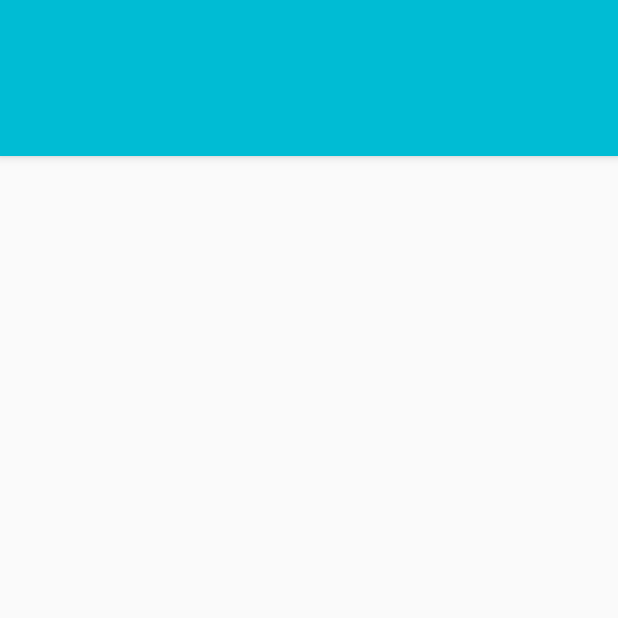
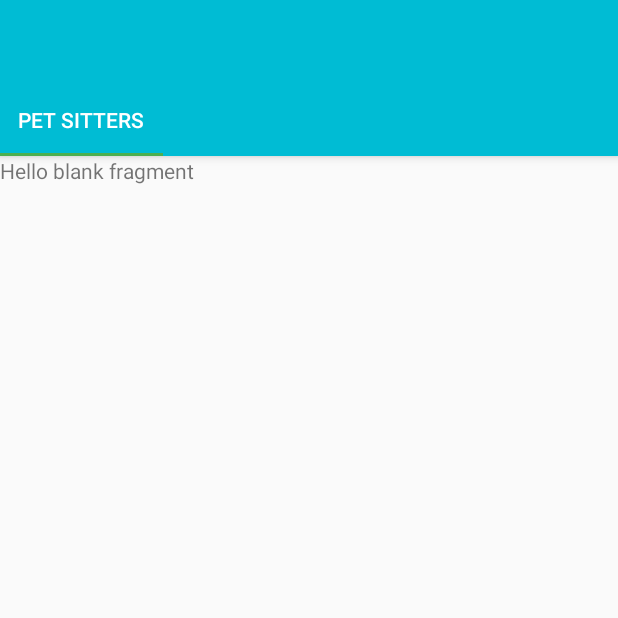
Before and after one commit to FihlaTV/PetSitter2, an Android app: the OwnerHomeActivity screen opened directly, with no data from a screen before it, on a phone screen of 412 x 824 dp, the top half of it. Run offline under Robolectric (Android 15) with nearby library versions, the light colour scheme and no system bars; our stand-ins replace ButterKnife; libraries missing offline, so code that uses them is left out: io.realm; 6 statements that could not run were skipped.

Commit message:
Created fragment for

```diff
--- a/app/build.gradle
+++ b/app/build.gradle
@@ -36,10 +36,14 @@ dependencies {
     testCompile "org.powermock:powermock-classloading-xstream:1.6.4"
     testCompile 'io.reactivex:rxjava:1.1.0'
 
+    apt 'com.google.dagger:dagger-compiler:2.2'
+    apt 'com.jakewharton:butterknife-compiler:8.0.1'
+
     compile 'com.android.support:appcompat-v7:23.3.0'
+    compile 'com.android.support:cardview-v7:23.3.0'
     compile 'com.android.support:design:23.3.0'
     compile 'com.android.support:recyclerview-v7:23.3.0'
-    compile 'com.android.support:cardview-v7:23.3.0'
+    compile 'com.android.support:support-v4:23.3.0'
     compile 'com.jakewharton:butterknife:8.0.1'
     compile 'com.facebook.stetho:stetho:1.3.1'
     compile 'com.facebook.stetho:stetho-okhttp3:1.3.1'
@@ -50,7 +54,4 @@ dependencies {
     compile 'com.google.android.gms:play-services-gcm:8.4.0'
     compile 'javax.annotation:jsr250-api:1.0'
     compile 'io.reactivex:rxjava:1.1.0'
-
-    apt 'com.google.dagger:dagger-compiler:2.2'
-    apt 'com.jakewharton:butterknife-compiler:8.0.1'
 }
--- /dev/null
+++ b/app/src/main/java/com/zekisanmobile/petsitter2/fragment/SittersFragment.java
@@ -0,0 +1,20 @@
+package com.zekisanmobile.petsitter2.fragment;
+
+import android.os.Bundle;
+import android.support.v4.app.Fragment;
+import android.view.LayoutInflater;
+import android.view.View;
+import android.view.ViewGroup;
+
+import com.zekisanmobile.petsitter2.R;
+
+public class SittersFragment extends Fragment {
+
+    public SittersFragment() {}
+
+    @Override
+    public View onCreateView(LayoutInflater inflater, ViewGroup container,
+                             Bundle savedInstanceState) {
+        return inflater.inflate(R.layout.fragment_sitters, container, false);
+    }
+}
--- a/app/src/main/java/com/zekisanmobile/petsitter2/view/owner/OwnerHomeActivity.java
+++ b/app/src/main/java/com/zekisanmobile/petsitter2/view/owner/OwnerHomeActivity.java
@@ -8,6 +8,7 @@ import android.support.v7.widget.Toolbar;
 
 import com.zekisanmobile.petsitter2.R;
 import com.zekisanmobile.petsitter2.adapter.ViewPagerAdapter;
+import com.zekisanmobile.petsitter2.fragment.SittersFragment;
 import com.zekisanmobile.petsitter2.model.OwnerModel;
 import com.zekisanmobile.petsitter2.model.UserModel;
 import com.zekisanmobile.petsitter2.session.SessionManager;
@@ -72,7 +73,7 @@ public class OwnerHomeActivity extends AppCompatActivity {
 
     private void setupViewPager() {
         ViewPagerAdapter adapter = new ViewPagerAdapter(getSupportFragmentManager());
-        // TODO: add fragments to the adapter
+        adapter.addFragment(new SittersFragment(), getString(R.string.tabs_pet_sitters));
         viewPager.setAdapter(adapter);
     }
 
--- /dev/null
+++ b/app/src/main/res/layout/fragment_sitters.xml
@@ -0,0 +1,13 @@
+<FrameLayout xmlns:android="http://schemas.android.com/apk/res/android"
+    xmlns:tools="http://schemas.android.com/tools"
+    android:layout_width="match_parent"
+    android:layout_height="match_parent"
+    tools:context="com.zekisanmobile.petsitter2.fragment.SittersFragment">
+
+    <!-- TODO: Update blank fragment layout -->
+    <TextView
+        android:layout_width="match_parent"
+        android:layout_height="match_parent"
+        android:text="@string/hello_blank_fragment" />
+
+</FrameLayout>
--- a/app/src/main/res/values/strings.xml
+++ b/app/src/main/res/values/strings.xml
@@ -13,4 +13,8 @@
     <string name="login.dialog_message">Efetuando login...</string>
 
     <string name="gcm_sender_id">236314577065</string>
+
+    <!-- Tabs Titles -->
+    <string name="hello_blank_fragment">Hello blank fragment</string>
+    <string name="tabs.pet_sitters">Pet Sitters</string>
 </resources>
```
